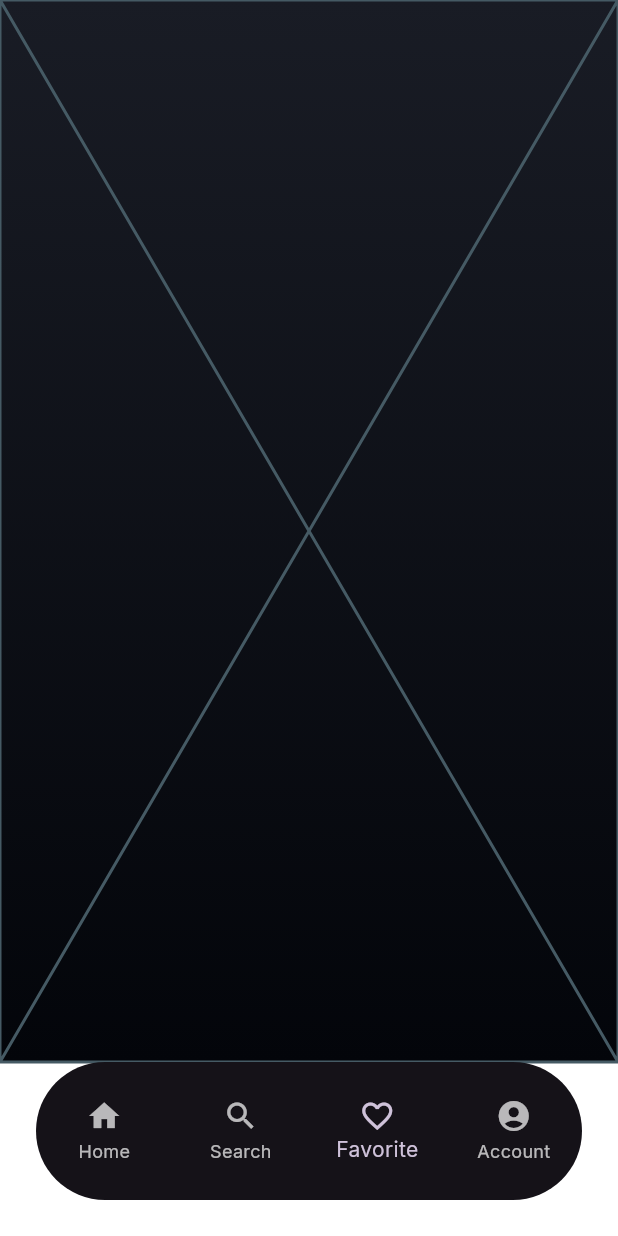
After one commit to Dithan/amayume, a Flutter app: the AppShell screen opened directly, item 3 of the bottom bar chosen, on a phone screen of 412 x 824 dp. The commit adds this screen. Run offline on Flutter 3.47's test engine with Material 3 defaults, Android fonts, the light colour scheme and no system bars; our stand-ins replace google_fonts.

Commit message:
Feat(floating bottom navigation): Inicio da navegação com BottomNavigationBar

```diff
--- a/lib/core/layouts/app_shell.dart
+++ b/lib/core/layouts/app_shell.dart
@@ -1,18 +1,45 @@
 import 'package:amayume/core/layouts/floating_bottom_navigation.dart';
 import 'package:amayume/core/theme/app_background.dart';
+import 'package:amayume/screens/favorites.dart';
+import 'package:amayume/screens/home/home.dart';
+import 'package:amayume/screens/profile.dart';
+import 'package:amayume/screens/search.dart';
 import 'package:flutter/material.dart';
 
+class AppShell extends StatefulWidget {
+  const AppShell({super.key});
 
-class AppShell extends StatelessWidget {
-  final Widget child;
+  @override
+  State<AppShell> createState() => _AppShellState();
+}
 
-  const AppShell({super.key, required this.child});
+class _AppShellState extends State<AppShell> {
+  int _currentIndex = 0;
+
+  final List<Widget> _pages = const [
+    Home(),
+    Search(),
+    Favorites(),
+    Profile(),
+  ];
 
   @override
   Widget build(BuildContext context) {
     return Scaffold(
-      bottomNavigationBar: FloatingBottomNavigation(),
-      body: AppBackground(child: child),
+      bottomNavigationBar: FloatingBottomNavigation(
+        currentIndex: _currentIndex,
+        onTap: (index) {
+          setState(() {
+            _currentIndex = index;
+          });
+        },
+      ),
+      body: AppBackground(
+        child: IndexedStack(
+          index: _currentIndex,
+          children: _pages,
+        ),
+      ),
     );
   }
 }
--- a/lib/core/layouts/floating_bottom_navigation.dart
+++ b/lib/core/layouts/floating_bottom_navigation.dart
@@ -1,18 +1,50 @@
 import 'package:flutter/material.dart';
 
-class FloatingBottomNavigation extends StatefulWidget {
-  const FloatingBottomNavigation({super.key});
+class FloatingBottomNavigation extends StatelessWidget {
+  final int currentIndex;
+  final ValueChanged<int> onTap;
+
+  const FloatingBottomNavigation({
+    super.key,
+    required this.currentIndex,
+    required this.onTap,
+  });
 
   @override
-  State<FloatingBottomNavigation> createState() =>
-      _FloatingBottomNavigationState();
-}
-
-class _FloatingBottomNavigationState extends State<FloatingBottomNavigation> {
-  @override
   Widget build(BuildContext context) {
-    return ClipRRect(
-      child: Text("Bottom Navoigation"),
+    return Container(
+      alignment: Alignment.centerRight,
+      height: 92,
+      margin: const EdgeInsets.fromLTRB(24, 0, 24, 24),
+      decoration: BoxDecoration(
+        color: Theme.of(context).colorScheme.surface,
+        borderRadius: BorderRadius.circular(48),
+      ),
+      child: BottomNavigationBar(
+        currentIndex: currentIndex,
+        onTap: onTap,
+        type: BottomNavigationBarType.fixed,
+        elevation: 0,
+        backgroundColor: Colors.transparent,
+        items: const [
+          BottomNavigationBarItem(
+            icon: Icon(Icons.home),
+            label: "Home",
+          ),
+          BottomNavigationBarItem(
+            icon: Icon(Icons.search),
+            label: "Search",
+          ),
+          BottomNavigationBarItem(
+            icon: Icon(Icons.favorite_border),
+            label: "Favorite",
+          ),
+          BottomNavigationBarItem(
+            icon: Icon(Icons.account_circle),
+            label: "Account",
+          ),
+        ],
+      ),
     );
   }
 }
--- /dev/null
+++ b/lib/screens/favorites.dart
@@ -0,0 +1,10 @@
+import 'package:flutter/material.dart';
+
+class Favorites extends StatelessWidget {
+  const Favorites({super.key});
+
+  @override
+  Widget build(BuildContext context) {
+    return const Placeholder();
+  }
+}
--- a/lib/screens/home/home.dart
+++ b/lib/screens/home/home.dart
@@ -1,5 +1,3 @@
-import 'package:amayume/core/layouts/app_shell.dart';
-import 'package:amayume/core/theme/app_background.dart';
 import 'package:amayume/screens/home/widgets/list_card.dart';
 import 'package:amayume/screens/home/widgets/popular_banner.dart';
 import 'package:flutter/material.dart';
@@ -9,8 +7,7 @@ class Home extends StatelessWidget {
 
   @override
   Widget build(BuildContext context) {
-    return AppShell(
-      child: SafeArea(
+    return SafeArea(
       child: SingleChildScrollView(
         child: Padding(
           padding: const EdgeInsets.symmetric(horizontal: 16),
@@ -31,7 +28,6 @@ class Home extends StatelessWidget {
           ),
         ),
       ),
-      ),
     );
   }
 }
--- a/lib/screens/login/login.dart
+++ b/lib/screens/login/login.dart
@@ -1,4 +1,4 @@
-import 'package:amayume/screens/home/home.dart';
+import 'package:amayume/core/layouts/app_shell.dart';
 import 'package:amayume/screens/login/widgets/login_button.dart';
 import 'package:flutter/material.dart';
 import 'package:google_fonts/google_fonts.dart';
@@ -94,7 +94,7 @@ class Login extends StatelessWidget {
             const SizedBox(height: 32),
             const LoginButton(
               imageBtn: "assets/login/google-icon.png",
-              navigation: Home(),
+              navigation: AppShell(),
             ),
           ],
         ),
--- /dev/null
+++ b/lib/screens/search.dart
@@ -0,0 +1,10 @@
+import 'package:flutter/material.dart';
+
+class Search extends StatelessWidget {
+  const Search({super.key});
+
+  @override
+  Widget build(BuildContext context) {
+    return const Placeholder();
+  }
+}
```
Also changed, not shown: lib/screens/profile.dart (added, +10 -0 lines). Lines whose indentation alone changed are shown as unchanged.
